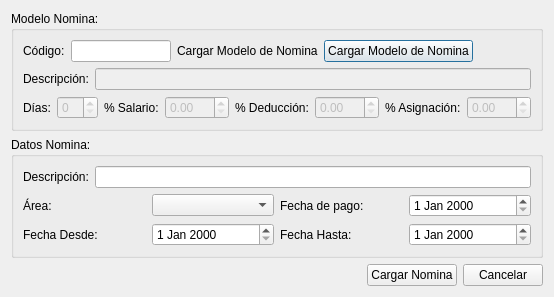
First picture: the form in nominacargardialog.ui, repository kendryfbo/sistema-nomina, before the edit.
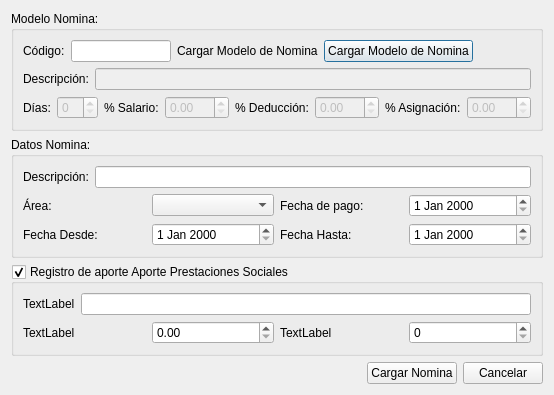
Second picture: the form after the edit.

Patch:
```diff
--- a/nominacargardialog.ui
+++ b/nominacargardialog.ui
@@ -10,13 +10,13 @@
     <x>0</x>
     <y>0</y>
     <width>514</width>
-    <height>286</height>
+    <height>377</height>
    </rect>
   </property>
   <property name="windowTitle">
    <string>Dialog</string>
   </property>
-  <layout class="QGridLayout" name="gridLayout_3">
+  <layout class="QGridLayout" name="gridLayout_4">
    <item row="0" column="0">
     <widget class="QGroupBox" name="groupBox">
      <property name="title">
@@ -289,6 +289,64 @@
     </widget>
    </item>
    <item row="2" column="0">
+    <widget class="QGroupBox" name="prestacionGroupBox">
+     <property name="title">
+      <string>Registro de aporte Aporte Prestaciones Sociales</string>
+     </property>
+     <property name="checkable">
+      <bool>true</bool>
+     </property>
+     <layout class="QGridLayout" name="gridLayout_3">
+      <item row="0" column="0">
+       <layout class="QHBoxLayout" name="horizontalLayout_16">
+        <item>
+         <widget class="QLabel" name="label_13">
+          <property name="text">
+           <string>TextLabel</string>
+          </property>
+         </widget>
+        </item>
+        <item>
+         <widget class="QLineEdit" name="lineEdit"/>
+        </item>
+       </layout>
+      </item>
+      <item row="1" column="0">
+       <layout class="QHBoxLayout" name="horizontalLayout_19">
+        <item>
+         <layout class="QHBoxLayout" name="horizontalLayout_17">
+          <item>
+           <widget class="QLabel" name="label_14">
+            <property name="text">
+             <string>TextLabel</string>
+            </property>
+           </widget>
+          </item>
+          <item>
+           <widget class="QDoubleSpinBox" name="doubleSpinBox"/>
+          </item>
+         </layout>
+        </item>
+        <item>
+         <layout class="QHBoxLayout" name="horizontalLayout_18">
+          <item>
+           <widget class="QLabel" name="label_15">
+            <property name="text">
+             <string>TextLabel</string>
+            </property>
+           </widget>
+          </item>
+          <item>
+           <widget class="QSpinBox" name="spinBox"/>
+          </item>
+         </layout>
+        </item>
+       </layout>
+      </item>
+     </layout>
+    </widget>
+   </item>
+   <item row="3" column="0">
     <layout class="QHBoxLayout" name="horizontalLayout_15">
      <item>
       <spacer name="horizontalSpacer_2">
```
